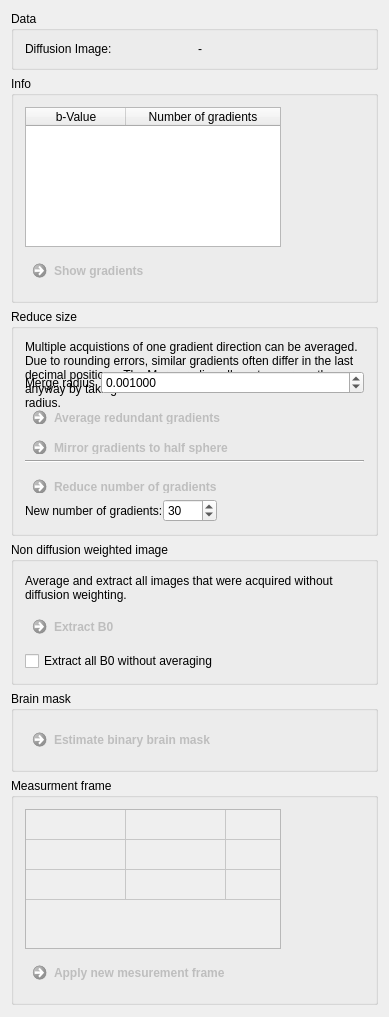
This is Plugins/org.mitk.gui.qt.diffusionimaging/src/internal/QmitkPreprocessingViewControls.ui in MITK/MITK as Qt 5 draws it before an edit. The edited form follows.
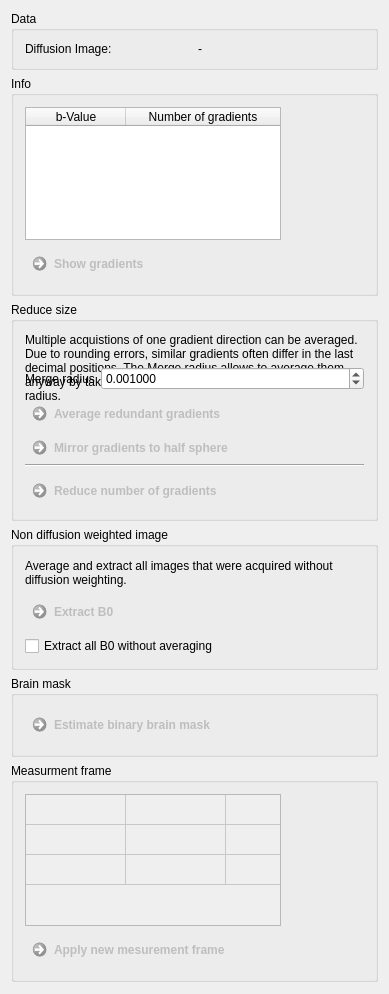
This is the edited form.

Commit message: catching nan values resulting from acos transformation. refactored gradient handling in mitk image

The edit to the form file:
```diff
--- a/Plugins/org.mitk.gui.qt.diffusionimaging/src/internal/QmitkPreprocessingViewControls.ui
+++ b/Plugins/org.mitk.gui.qt.diffusionimaging/src/internal/QmitkPreprocessingViewControls.ui
@@ -287,45 +287,13 @@
         <property name="frameShadow">
          <enum>QFrame::Raised</enum>
         </property>
-        <layout class="QFormLayout" name="formLayout_3">
-         <property name="fieldGrowthPolicy">
-          <enum>QFormLayout::FieldsStayAtSizeHint</enum>
-         </property>
-         <property name="labelAlignment">
-          <set>Qt::AlignLeading|Qt::AlignLeft|Qt::AlignVCenter</set>
-         </property>
-         <property name="formAlignment">
-          <set>Qt::AlignLeading|Qt::AlignLeft|Qt::AlignTop</set>
-         </property>
-         <property name="horizontalSpacing">
-          <number>0</number>
-         </property>
-         <property name="verticalSpacing">
-          <number>0</number>
-         </property>
+        <layout class="QGridLayout" name="gridLayout_4">
          <property name="margin">
           <number>0</number>
          </property>
-         <item row="0" column="0">
-          <widget class="QLabel" name="label_8">
-           <property name="text">
-            <string>New number of gradients:</string>
-           </property>
-          </widget>
-         </item>
-         <item row="0" column="1">
-          <widget class="QSpinBox" name="m_ReduceGradientsBox">
-           <property name="minimum">
-            <number>0</number>
-           </property>
-           <property name="maximum">
-            <number>1000</number>
-           </property>
-           <property name="value">
-            <number>30</number>
-           </property>
-          </widget>
-         </item>
+         <property name="spacing">
+          <number>0</number>
+         </property>
         </layout>
        </widget>
       </item>
```
Left out of the diff: 2 changed lines with no effect on the pictures. The commit also changes 10 other files.
